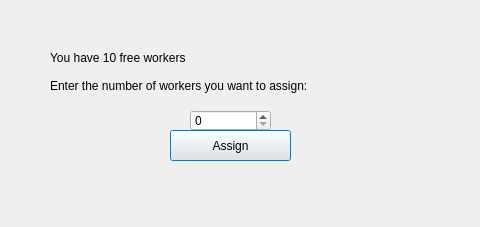
Qt form Game/graphics/assigndialog.ui (hoanhle/Colonization-Game) before a commit.
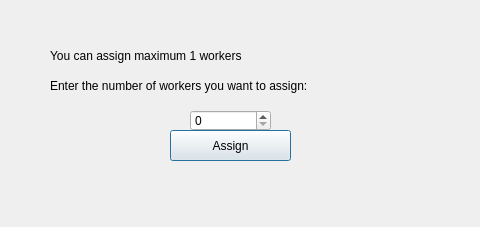
The same form after that commit.

Commit message: Set maximum number of workers can be assigned to a tile in assigndialog

```diff
--- a/Game/graphics/assigndialog.ui
+++ b/Game/graphics/assigndialog.ui
@@ -18,7 +18,7 @@
     <rect>
      <x>50</x>
      <y>70</y>
-     <width>301</width>
+     <width>421</width>
      <height>31</height>
     </rect>
    </property>
@@ -53,13 +53,13 @@
    <property name="geometry">
     <rect>
      <x>50</x>
-     <y>50</y>
-     <width>191</width>
-     <height>16</height>
+     <y>45</y>
+     <width>411</width>
+     <height>21</height>
     </rect>
    </property>
    <property name="text">
-    <string>You have 10 free workers</string>
+    <string>You can assign maximum 1 workers</string>
    </property>
   </widget>
  </widget>
```
The commit also changes 5 other files.
